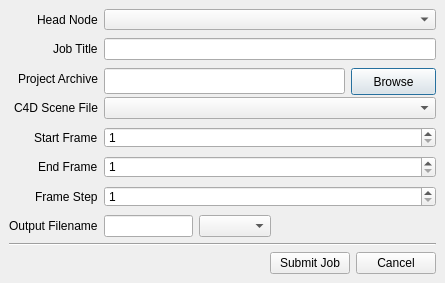
RCAD/ringling-render-tools, file src/rrt/md/ui/submit.ui: the form before one commit.
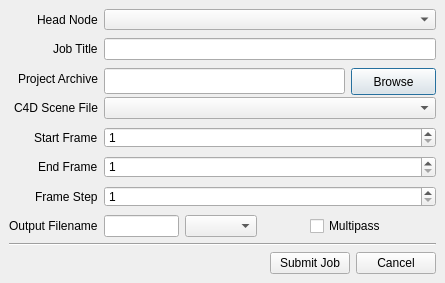
The form after the commit.

Commit message: Added a way to submit maya jobs outside the maya application along with needed files and references for the new tool to work. Added a local submission tool for debugging purposes. This toool creates and launches a batch file that emulates to a certain extent the behavious of the cluster but in the local machine. Fixed bugs on the sumbission options regarding pause and debug.

Diff of the .ui file:
```diff
--- a/src/rrt/md/ui/submit.ui
+++ b/src/rrt/md/ui/submit.ui
@@ -200,6 +200,26 @@
        <item>
         <widget class="QComboBox" name="output_ext_field"/>
        </item>
+       <item>
+        <spacer name="horizontalSpacer_3">
+         <property name="orientation">
+          <enum>Qt::Horizontal</enum>
+         </property>
+         <property name="sizeHint" stdset="0">
+          <size>
+           <width>80</width>
+           <height>20</height>
+          </size>
+         </property>
+        </spacer>
+       </item>
+       <item>
+        <widget class="QCheckBox" name="multipass">
+         <property name="text">
+          <string>Multipass</string>
+         </property>
+        </widget>
+       </item>
        <item>
         <spacer name="horizontalSpacer_2">
          <property name="orientation">
@@ -210,7 +230,7 @@
          </property>
          <property name="sizeHint" stdset="0">
           <size>
-           <width>165</width>
+           <width>50</width>
            <height>20</height>
           </size>
          </property>
```
The commit also changes 19 other files.
